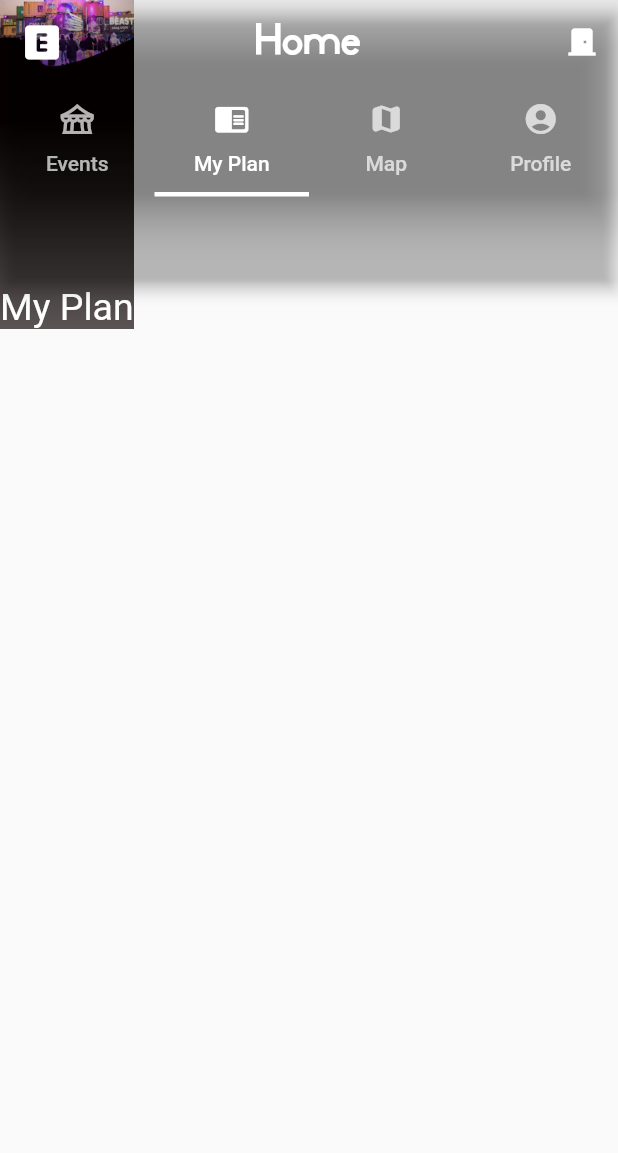
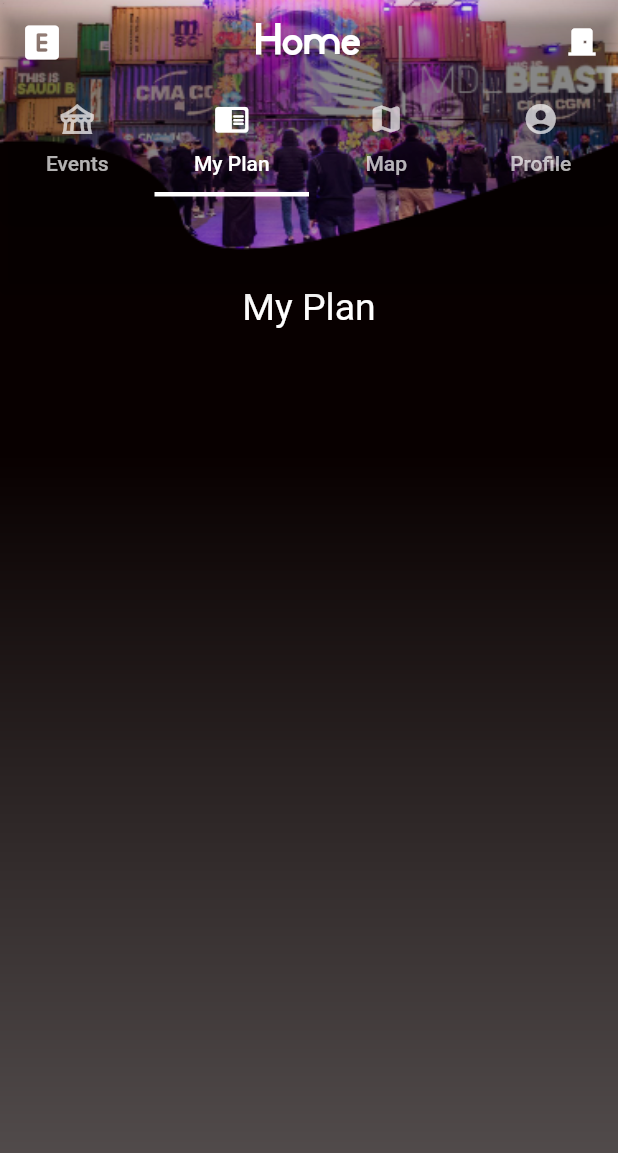
Before and after one commit to devyousef99/untitled5, a Flutter app: the screen it shows after launch, tab 2 chosen, on a phone screen of 412 x 824 dp. Shown: the top 1153 px of the screen. Run offline on Flutter 3.47's test engine with Material 2 defaults, Android fonts, the phone set to English and light mode, and no system bars; our stand-ins replace dio, easy_localization, flutter_staggered_animations, font_awesome_flutter, google_maps_flutter; accounts and stored records are empty; generated files the repository leaves out were written again; network calls fail.

Commit message:
comment is added app is ready

```diff
--- a/lib/home_page.dart
+++ b/lib/Screen/home_page.dart
@@ -1,8 +1,8 @@
 import 'package:flutter/cupertino.dart';
 import 'package:flutter/material.dart';
-import 'package:untitled5/plan.dart';
-import 'package:untitled5/profile.dart';
-import '../translations/locale_keys.g.dart';
+import 'package:untitled5/Screen/plan.dart';
+import 'package:untitled5/Screen/profile.dart';
+import '../../translations/locale_keys.g.dart';
 import 'package:easy_localization/easy_localization.dart';
 import 'landing.dart';
 import 'login.dart';
--- a/lib/plan.dart
+++ b/lib/Screen/plan.dart
@@ -2,7 +2,7 @@ import 'dart:ui';
 import 'package:easy_localization/src/public_ext.dart';
 import 'package:flutter/cupertino.dart';
 import 'package:flutter/material.dart';
-import 'package:untitled5/artist_page.dart';
+import 'package:untitled5/Screen/artist_page.dart';
 //plan page ofr the user.
 class PlanPage extends StatelessWidget {
   @override
@@ -44,6 +44,8 @@ class _PlantState extends State<plan> {
         extendBodyBehindAppBar: true,
         appBar: AppBar(backgroundColor: Colors.transparent),
         body: Container(
+          width: MediaQuery.of(context).size.width,
+          height: MediaQuery.of(context).size.height,
             decoration: const BoxDecoration(
                 image: DecorationImage(
               image: AssetImage("assets/update homepage.png"),
--- a/lib/profile.dart
+++ b/lib/Screen/profile.dart
@@ -1,7 +1,7 @@
 import 'package:flutter/cupertino.dart';
 import 'package:flutter/material.dart';
 import 'home_page.dart';
-import '../translations/locale_keys.g.dart';
+import '../../translations/locale_keys.g.dart';
 import 'package:easy_localization/easy_localization.dart';
 
 //Profile Page.
--- a/lib/register.dart
+++ b/lib/Screen/register.dart
@@ -2,7 +2,7 @@ import 'dart:ui';
 import 'package:easy_localization/src/public_ext.dart';
 import 'package:flutter/cupertino.dart';
 import 'package:flutter/material.dart';
-import 'package:untitled5/profile.dart';
+import 'package:untitled5/Screen/profile.dart';
 import 'package:untitled5/translations/locale_keys.g.dart';
 import 'home_page.dart';
 //Registeration page
--- a/lib/main.dart
+++ b/lib/main.dart
@@ -1,7 +1,7 @@
 import 'package:easy_localization/easy_localization.dart';
 import 'package:flutter/material.dart';
-import 'package:untitled5/login.dart';
-import 'package:untitled5/register.dart';
+import 'package:untitled5/Screen/login.dart';
+import 'package:untitled5/Screen/register.dart';
 import 'package:untitled5/sign_up.dart';
 import 'package:untitled5/splash_screen.dart';
 import 'package:untitled5/translations/codegen_loader.g.dart';
--- a/lib/sign_up.dart
+++ b/lib/sign_up.dart
@@ -1,6 +1,6 @@
 import 'package:flutter/material.dart';
 import 'package:font_awesome_flutter/font_awesome_flutter.dart';
-import 'package:untitled5/register.dart';
+import 'package:untitled5/Screen/register.dart';
 
 //Sign up page
 class SignupPage extends StatelessWidget {
--- a/lib/splash_screen.dart
+++ b/lib/splash_screen.dart
@@ -1,6 +1,6 @@
 import 'dart:async';
 import 'package:flutter/material.dart';
-import 'home_page.dart';
+import 'Screen/home_page.dart';
 //This page is only for the splash Screen
 class SplachScreenPage extends StatelessWidget {
 
```
Also changed, not shown: lib/Screen/artist_page.dart (renamed from lib/artist_page.dart, +4 -4 lines), lib/Screen/event_page.dart (renamed from lib/event_page.dart, +6 -5 lines), lib/Screen/landing.dart (renamed from lib/landing.dart, +5 -5 lines), lib/Screen/login.dart (renamed from lib/login.dart, +9 -9 lines), lib/Screen/map_page.dart (renamed from lib/map_page.dart, +4 -4 lines), lib/Screen/product.dart (renamed from lib/product.dart, +8 -8 lines), 5 other files.
